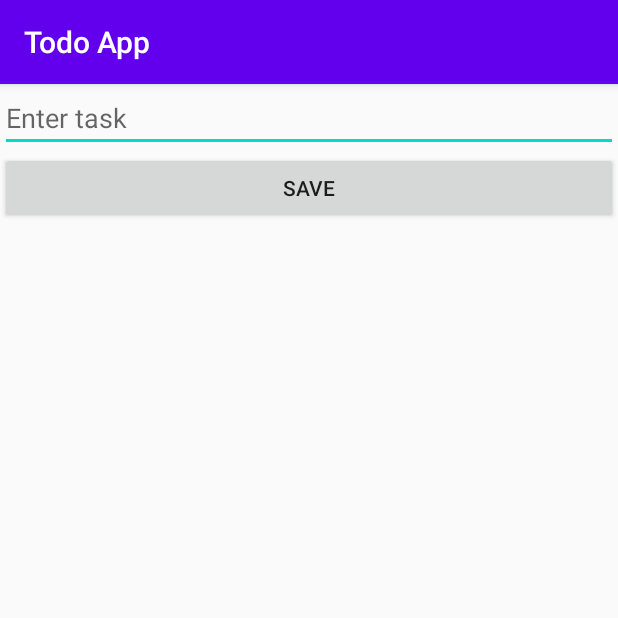
After one commit to suki-sahota/toDoApp, an Android app: the CreateTask screen opened directly, with no data from a screen before it, on a phone screen of 412 x 824 dp, the top half of it. The commit adds this screen. Run offline under Robolectric (Android 15) with nearby library versions, the phone set to English and light mode, and no system bars.

Commit message:
floating action button and intent

```diff
--- a/app/build.gradle
+++ b/app/build.gradle
@@ -26,6 +26,7 @@ dependencies {
     implementation fileTree(dir: "libs", include: ["*.jar"])
     implementation 'androidx.appcompat:appcompat:1.1.0'
     implementation 'androidx.constraintlayout:constraintlayout:1.1.3'
+    implementation 'com.google.android.material:material:1.0.0'
     testImplementation 'junit:junit:4.12'
     androidTestImplementation 'androidx.test.ext:junit:1.1.1'
     androidTestImplementation 'androidx.test.espresso:espresso-core:3.2.0'
--- a/app/src/main/AndroidManifest.xml
+++ b/app/src/main/AndroidManifest.xml
@@ -9,6 +9,11 @@
         android:roundIcon="@mipmap/ic_launcher_round"
         android:supportsRtl="true"
         android:theme="@style/AppTheme">
+
+        <activity android:name=".CreateTask">
+
+        </activity>
+
         <activity android:name=".MainActivity">
             <intent-filter>
                 <action android:name="android.intent.action.MAIN" />
--- /dev/null
+++ b/app/src/main/java/com/example/todoapp/CreateTask.java
@@ -0,0 +1,43 @@
+package com.example.todoapp;
+
+import androidx.appcompat.app.AppCompatActivity;
+
+import android.content.Intent;
+import android.os.Bundle;
+import android.util.Log;
+import android.view.View;
+import android.widget.Button;
+import android.widget.EditText;
+import android.widget.Toast;
+
+public class CreateTask extends AppCompatActivity {
+
+    EditText inputTask;
+    Button btnSaveTask;
+
+    @Override
+    protected void onCreate(Bundle savedInstanceState) {
+        super.onCreate(savedInstanceState);
+        setContentView(R.layout.activity_create_task);
+        inputTask = findViewById(R.id.et_input_task);
+        btnSaveTask = findViewById(R.id.btn_save_task);
+
+        btnSaveTask.setOnClickListener(new View.OnClickListener() {
+            @Override
+            public void onClick(View view) {
+                String temp = inputTask.getText().toString();
+                if (!temp.isEmpty()) {
+                    inputTask.setText(""); // Clear text from input field
+                    Intent intentTask = new Intent(); // Create intent
+                    intentTask.putExtra("INPUT_DATA", temp); // Pass data to the intent
+                    setResult(RESULT_OK, intentTask); // Set result code and intent
+                    finish(); // Transfer intentTask back to predefined target class .MainActivity
+                } else {
+                    Toast.makeText(CreateTask.this,
+                            "Type something please!",
+                            Toast.LENGTH_SHORT).show();
+                }
+            }
+        });
+    }
+}
--- /dev/null
+++ b/app/src/main/res/layout/activity_create_task.xml
@@ -0,0 +1,23 @@
+<?xml version="1.0" encoding="utf-8"?>
+<LinearLayout xmlns:android="http://schemas.android.com/apk/res/android"
+    xmlns:app="http://schemas.android.com/apk/res-auto"
+    xmlns:tools="http://schemas.android.com/tools"
+    android:layout_width="match_parent"
+    android:layout_height="match_parent"
+    android:orientation="vertical"
+    tools:context=".CreateTask">
+
+    <EditText
+        android:id="@+id/et_input_task"
+        android:layout_width="match_parent"
+        android:layout_height="wrap_content"
+        android:ems="10"
+        android:hint="Enter task"
+        android:inputType="textPersonName" />
+
+    <Button
+        android:id="@+id/btn_save_task"
+        android:layout_width="match_parent"
+        android:layout_height="wrap_content"
+        android:text="Save" />
+</LinearLayout>
```
Also changed, not shown: app/src/main/java/com/example/todoapp/MainActivity.java (+24 -22 lines), app/src/main/res/drawable/ic_baseline_create_24.xml (added, +10 -0 lines), app/src/main/res/layout/activity_main.xml (+13 -15 lines).
